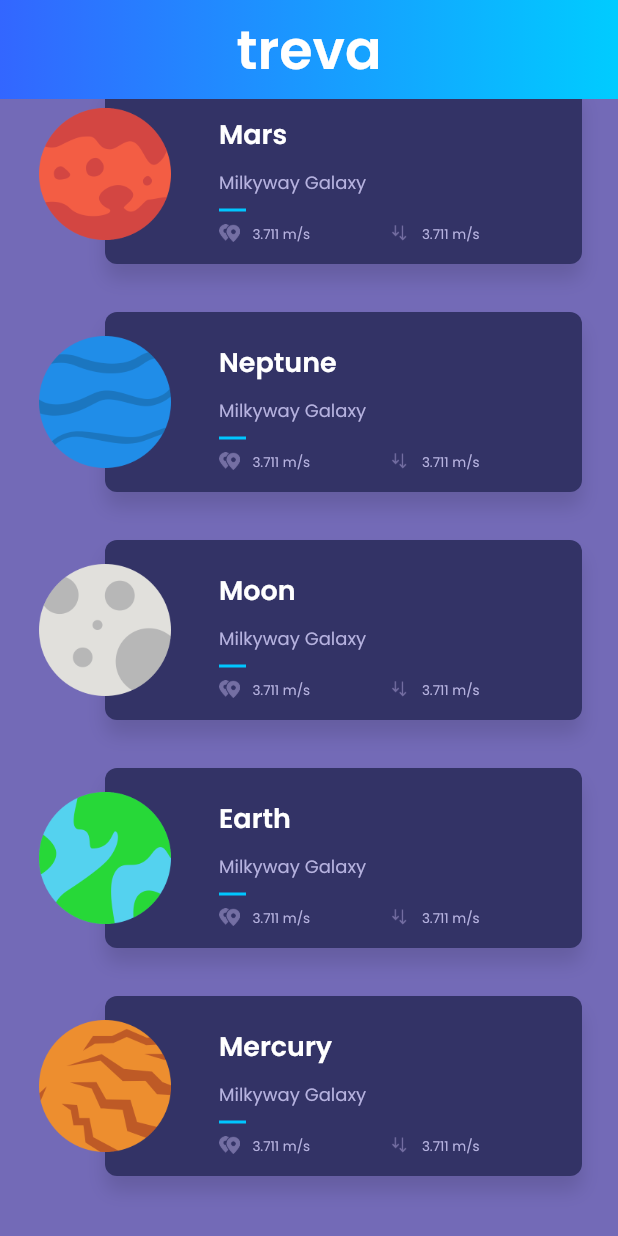
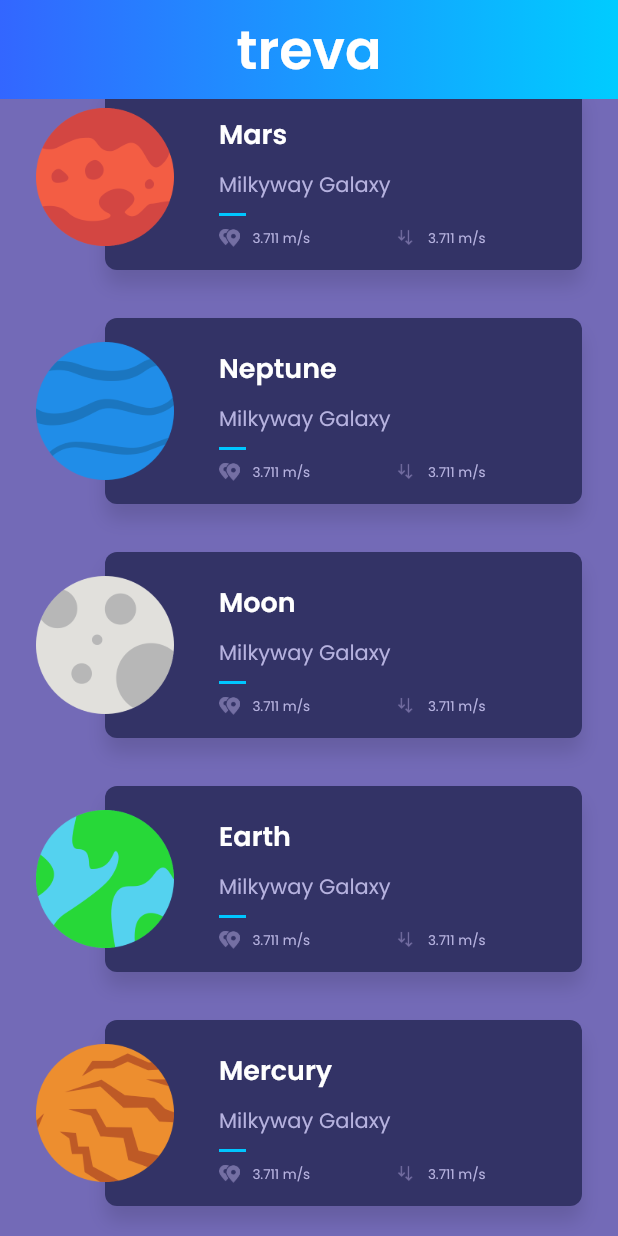
Before and after one commit to chang0022/space-travel, a Flutter app: the screen it shows after launch, scrolled down 50 dp, on a phone screen of 412 x 824 dp. Run offline on Flutter 3.47's test engine with Material 2 defaults, Android fonts, the phone set to English and light mode, and no system bars.

Commit message:
超级简单的APP完结 :+1:

```diff
--- a/lib/model/planets.dart
+++ b/lib/model/planets.dart
@@ -6,9 +6,18 @@ class Planet {
   final String gravity;
   final String description;
   final String image;
+  final String picture;
 
-  const Planet(
-      {this.id, this.name, this.location, this.distance, this.gravity, this.description, this.image});
+  const Planet({
+    this.id,
+    this.name,
+    this.location,
+    this.distance,
+    this.gravity,
+    this.description,
+    this.image,
+    this.picture,
+  });
 }
 
 List<Planet> planets = [
@@ -18,43 +27,52 @@ List<Planet> planets = [
       location: "Milkyway Galaxy",
       distance: "54.6m Km",
       gravity: "3.711 m/s ",
-    description: "Lorem ipsum...",
+      description:
+          "Mars is the fourth planet from the Sun and the second-smallest planet in the Solar System after Mercury. In English, Mars carries a name of the Roman god of war, and is often referred to as the 'Red Planet' because the reddish iron oxide prevalent on its surface gives it a reddish appearance that is distinctive among the astronomical bodies visible to the naked eye. Mars is a terrestrial planet with a thin atmosphere, having surface features reminiscent both of the impact craters of the Moon and the valleys, deserts, and polar ice caps of Earth.",
       image: "assets/img/mars.png",
-  ),
+      picture:
+          "https://www.nasa.gov/sites/default/files/thumbnails/image/pia21723-16.jpg"),
   const Planet(
       id: "2",
       name: "Neptune",
       location: "Milkyway Galaxy",
       distance: "54.6m Km",
       gravity: "3.711 m/s ",
-    description: "Lorem ipsum...",
+      description:
+          "Neptune is the eighth and farthest known planet from the Sun in the Solar System. In the Solar System, it is the fourth-largest planet by diameter, the third-most-massive planet, and the densest giant planet. Neptune is 17 times the mass of Earth and is slightly more massive than its near-twin Uranus, which is 15 times the mass of Earth and slightly larger than Neptune. Neptune orbits the Sun once every 164.8 years at an average distance of 30.1 astronomical units (4.50×109 km). It is named after the Roman god of the sea and has the astronomical symbol ♆, a stylised version of the god Neptune's trident",
       image: "assets/img/neptune.png",
-  ),
+      picture:
+          "https://www.nasa.gov/sites/default/files/styles/full_width_feature/public/images/110411main_Voyager2_280_yshires.jpg"),
   const Planet(
       id: "3",
       name: "Moon",
       location: "Milkyway Galaxy",
       distance: "54.6m Km",
       gravity: "3.711 m/s ",
-    description: "Lorem ipsum...",
+      description:
+          "The Moon is an astronomical body that orbits planet Earth, being Earth's only permanent natural satellite. It is the fifth-largest natural satellite in the Solar System, and the largest among planetary satellites relative to the size of the planet that it orbits (its primary). Following Jupiter's satellite Io, the Moon is second-densest satellite among those whose densities are known.",
       image: "assets/img/moon.png",
-  ),
+      picture: "https://farm5.staticflickr.com/4086/5052125139_43c31b7012.jpg"),
   const Planet(
       id: "4",
       name: "Earth",
       location: "Milkyway Galaxy",
       distance: "54.6m Km",
       gravity: "3.711 m/s ",
-    description: "Lorem ipsum...",
+      description:
+          "Earth is the third planet from the Sun and the only object in the Universe known to harbor life. According to radiometric dating and other sources of evidence, Earth formed over 4 billion years ago. Earth's gravity interacts with other objects in space, especially the Sun and the Moon, Earth's only natural satellite. Earth revolves around the Sun in 365.26 days, a period known as an Earth year. During this time, Earth rotates about its axis about 366.26 times.",
       image: "assets/img/earth.png",
-  ),
+      picture:
+          "https://www.nasa.gov/sites/default/files/styles/full_width_feature/public/thumbnails/image/iss042e340851_1.jpg"),
   const Planet(
       id: "5",
       name: "Mercury",
       location: "Milkyway Galaxy",
       distance: "54.6m Km",
       gravity: "3.711 m/s ",
-    description: "Lorem ipsum...",
+      description:
+          "Mercury is the smallest and innermost planet in the Solar System. Its orbital period around the Sun of 88 days is the shortest of all the planets in the Solar System. It is named after the Roman deity Mercury, the messenger to the gods.",
       image: "assets/img/mercury.png",
-  ),
+      picture:
+          "https://c1.staticflickr.com/9/8105/8497927473_2845ae671e_b.jpg"),
 ];
--- /dev/null
+++ b/lib/ui/common/PlanetSummary.dart
@@ -0,0 +1,123 @@
+import 'package:flutter/material.dart';
+import 'package:space_travel/ui/detail/DetailPage.dart';
+import 'TextStyle.dart';
+import 'Separator.dart';
+import 'package:space_travel/model/planets.dart';
+
+class PlanetSummary extends StatelessWidget {
+  final Planet planet;
+  final bool horizontal;
+
+  PlanetSummary(this.planet, {this.horizontal = true});
+
+  PlanetSummary.vertical(this.planet) : horizontal = false;
+
+  @override
+  Widget build(BuildContext context) {
+    final planetThumbnail = new Container(
+      margin: new EdgeInsets.symmetric(vertical: 16.0),
+      alignment:
+          horizontal ? FractionalOffset.centerLeft : FractionalOffset.center,
+      child: new Hero(
+        tag: "planet-hero-${planet.id}",
+        child: new Image(
+          image: new AssetImage(planet.image),
+          height: 92.0,
+          width: 92.0,
+        ),
+      ),
+    );
+
+    Widget _planetValue({String value, String image}) {
+      return new Container(
+        child: new Row(mainAxisSize: MainAxisSize.min, children: <Widget>[
+          new Image.asset(image, height: 12.0),
+          new Container(width: 8.0),
+          new Text(planet.gravity, style: Style.smallTextStyle),
+        ]),
+      );
+    }
+
+    final planetCardContent = new Container(
+      margin: new EdgeInsets.fromLTRB(
+          horizontal ? 76.0 : 16.0, horizontal ? 16.0 : 42.0, 16.0, 16.0),
+      constraints: new BoxConstraints.expand(),
+      child: new Column(
+        crossAxisAlignment:
+            horizontal ? CrossAxisAlignment.start : CrossAxisAlignment.center,
+        children: <Widget>[
+          new Container(height: 4.0),
+          new Text(planet.name, style: Style.titleTextStyle),
+          new Container(height: 10.0),
+          new Text(planet.location, style: Style.commonTextStyle),
+          new Separator(),
+          new Row(
+            mainAxisAlignment: MainAxisAlignment.center,
+            children: <Widget>[
+              new Expanded(
+                  flex: horizontal ? 1 : 0,
+                  child: _planetValue(
+                      value: planet.distance,
+                      image: 'assets/img/ic_distance.png')),
+              new Container(
+                width: horizontal ? 8.0 : 32.0,
+              ),
+              new Expanded(
+                  flex: horizontal ? 1 : 0,
+                  child: _planetValue(
+                      value: planet.gravity,
+                      image: 'assets/img/ic_gravity.png'))
+            ],
+          ),
+        ],
+      ),
+    );
+
+    final planetCard = new Container(
+      child: planetCardContent,
+      height: horizontal ? 124.0 : 154.0,
+      margin: horizontal
+          ? new EdgeInsets.only(left: 46.0)
+          : new EdgeInsets.only(top: 72.0),
+      decoration: new BoxDecoration(
+        color: new Color(0xFF333366),
+        shape: BoxShape.rectangle,
+        borderRadius: new BorderRadius.circular(8.0),
+        boxShadow: <BoxShadow>[
+          new BoxShadow(
+            color: Colors.black12,
+            blurRadius: 10.0,
+            offset: new Offset(0.0, 10.0),
+          ),
+        ],
+      ),
+    );
+
+    return new GestureDetector(
+        onTap: horizontal
+            ? () => Navigator.of(context).push(
+                  new PageRouteBuilder(
+                    pageBuilder: (_, __, ___) => new DetailPage(planet),
+                    transitionsBuilder:
+                        (context, animation, secondaryAnimation, child) =>
+                            new FadeTransition(
+                              opacity: animation,
+                              child: child,
+                            ),
+                  ),
+                )
+            : null,
+        child: new Container(
+          margin: const EdgeInsets.symmetric(
+            vertical: 16.0,
+            horizontal: 24.0,
+          ),
+          child: new Stack(
+            children: <Widget>[
+              planetCard,
+              planetThumbnail,
+            ],
+          ),
+        ));
+  }
+}
--- /dev/null
+++ b/lib/ui/common/Separator.dart
@@ -0,0 +1,13 @@
+import 'package:flutter/material.dart';
+
+class Separator extends StatelessWidget {
+  @override
+  Widget build(BuildContext context) {
+    return new Container(
+      margin: new EdgeInsets.symmetric(vertical: 8.0),
+      height: 2.0,
+      width: 18.0,
+      color: new Color(0xFF00C6FF),
+    );
+  }
+}
--- /dev/null
+++ b/lib/ui/common/TextStyle.dart
@@ -0,0 +1,23 @@
+import 'package:flutter/material.dart';
+
+class Style {
+  static final baseTextStyle = const TextStyle(fontFamily: 'Poppins');
+  static final smallTextStyle = commonTextStyle.copyWith(
+    fontSize: 9.0,
+  );
+  static final commonTextStyle = baseTextStyle.copyWith(
+    color: const Color(0xffb6b2df),
+    fontSize: 14.0,
+    fontWeight: FontWeight.w400,
+  );
+  static final titleTextStyle = baseTextStyle.copyWith(
+    color: Colors.white,
+    fontSize: 18.0,
+    fontWeight: FontWeight.w600,
+  );
+  static final headerTextStyle = baseTextStyle.copyWith(
+    color: Colors.white,
+    fontSize: 20.0,
+    fontWeight: FontWeight.w400,
+  );
+}
--- a/lib/ui/home/HomePageBody.dart
+++ b/lib/ui/home/HomePageBody.dart
@@ -1,6 +1,6 @@
 import 'package:flutter/material.dart';
-import 'PlanetRow.dart';
-import '../../model/planets.dart';
+import 'package:space_travel/ui/common/PlanetSummary.dart';
+import 'package:space_travel/model/planets.dart';
 
 class HomePageBody extends StatelessWidget {
   @override
@@ -10,15 +10,15 @@ class HomePageBody extends StatelessWidget {
         color: new Color(0xFF736AB7),
         child: new CustomScrollView(
           scrollDirection: Axis.vertical,
+          shrinkWrap: false,
           slivers: <Widget>[
             new SliverPadding(
               padding: const EdgeInsets.symmetric(vertical: 24.0),
-              sliver: new SliverFixedExtentList(
+              sliver: new SliverList(
                 delegate: new SliverChildBuilderDelegate(
-                  (context, index) => new PlanetRow(planets[index]),
+                  (context, index) => new PlanetSummary(planets[index]),
                   childCount: planets.length,
                 ),
-                itemExtent: 152.0,
               ),
             ),
           ],
--- a/lib/ui/home/PlanetRow.dart
+++ /dev/null
@@ -1,115 +0,0 @@
-import 'package:flutter/material.dart';
-import '../detail/DetailPage.dart';
-import '../../model/planets.dart';
-
-class PlanetRow extends StatelessWidget {
-  final Planet planet;
-
-  PlanetRow(this.planet);
-
-  @override
-  Widget build(BuildContext context) {
-    final planetThumbnail = new Container(
-      margin: new EdgeInsets.symmetric(
-        vertical: 16.0,
-      ),
-      alignment: FractionalOffset.centerLeft,
-      child: new Hero(
-        tag: 'planet-hero-${planet.id}',
-        child: new Image(
-          image: new AssetImage(planet.image),
-          height: 92.0,
-          width: 92.0,
-        ),
-      ),
-    );
-
-    final baseTextStyle = const TextStyle(fontFamily: 'Poppins');
-
-    final regularTextStyle = baseTextStyle.copyWith(
-        color: const Color(0xffb6b2df),
-        fontSize: 9.0,
-        fontWeight: FontWeight.w400);
-
-    final subHeaderTextStyle = regularTextStyle.copyWith(fontSize: 12.0);
-
-    final headerTextStyle = baseTextStyle.copyWith(
-        color: Colors.white, fontSize: 18.0, fontWeight: FontWeight.w600);
-
-    Widget _planetValue({String value, String image}) {
-      return new Row(
-        children: <Widget>[
-          new Image.asset(image, height: 12.0),
-          new Container(width: 8.0),
-          new Text(planet.gravity, style: regularTextStyle),
-        ],
-      );
-    }
-
-    final planetCardContent = new Container(
-      margin: new EdgeInsets.fromLTRB(76.0, 16.0, 16.0, 16.0),
-      constraints: new BoxConstraints.expand(),
-      child: new Column(
-        crossAxisAlignment: CrossAxisAlignment.start,
-        children: <Widget>[
-          new Container(height: 4.0),
-          new Text(planet.name, style: headerTextStyle),
-          new Container(height: 10.0),
-          new Text(planet.location, style: subHeaderTextStyle),
-          new Container(
-              margin: new EdgeInsets.symmetric(vertical: 8.0),
-              height: 2.0,
-              width: 18.0,
-              color: new Color(0xff00c6ff)),
-          new Row(
-            children: <Widget>[
-              new Expanded(
-                  child: _planetValue(
-                      value: planet.distance,
-                      image: 'assets/img/ic_distance.png')),
-              new Expanded(
-                  child: _planetValue(
-                      value: planet.gravity,
-                      image: 'assets/img/ic_gravity.png'))
-            ],
-          ),
-        ],
-      ),
-    );
-
-    final planetCard = new Container(
-      child: planetCardContent,
-      height: 124.0,
-      margin: new EdgeInsets.only(left: 46.0),
-      decoration: new BoxDecoration(
-          color: new Color(0xFF333366),
-          shape: BoxShape.rectangle,
-          borderRadius: new BorderRadius.circular(8.0),
-          boxShadow: <BoxShadow>[
-            new BoxShadow(
-                color: Colors.black12,
-                blurRadius: 10.0,
-                offset: new Offset(0.0, 10.0))
-          ]),
-    );
-
-    return new GestureDetector(
-      onTap: () => Navigator.of(context).push(new PageRouteBuilder(
-            pageBuilder: (_, __, ___) => new DetailPage(planet),
-          )),
-      child: new Container(
-        height: 120.0,
-        margin: const EdgeInsets.symmetric(
-          vertical: 16.0,
-          horizontal: 24.0,
-        ),
-        child: new Stack(
-          children: <Widget>[
-            planetCard,
-            planetThumbnail,
-          ],
-        ),
-      ),
-    );
-  }
-}
```
Also changed, not shown: lib/ui/detail/DetailPage.dart (+82 -12 lines), 6 other files. Lines whose indentation alone changed are shown as unchanged.
